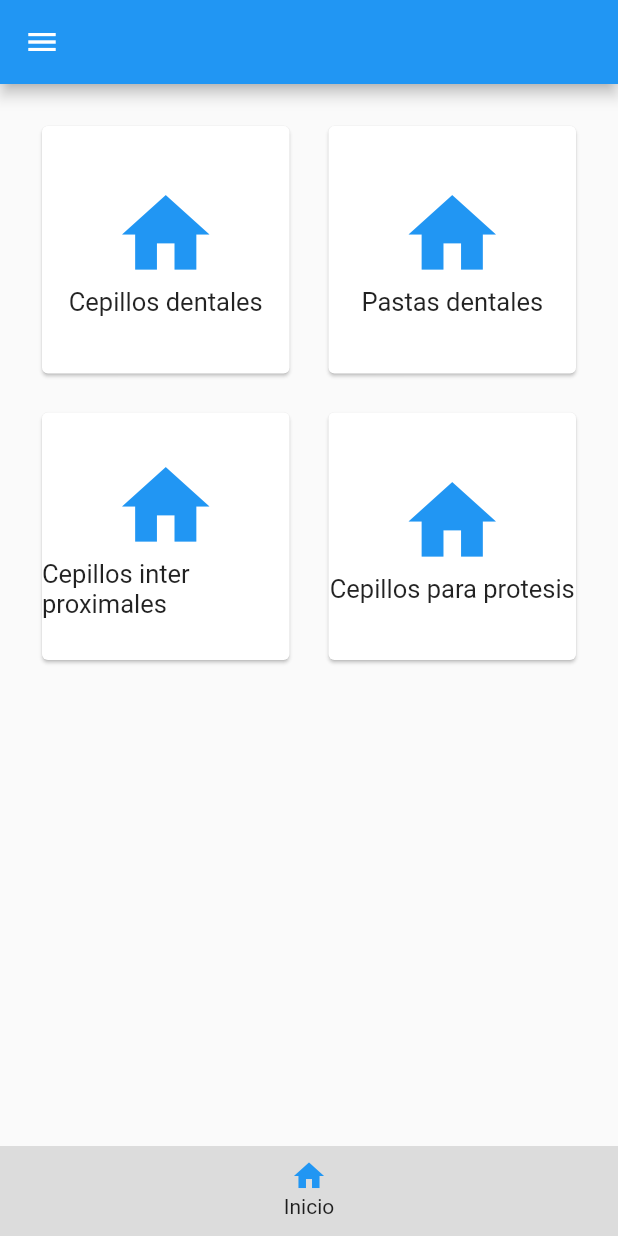
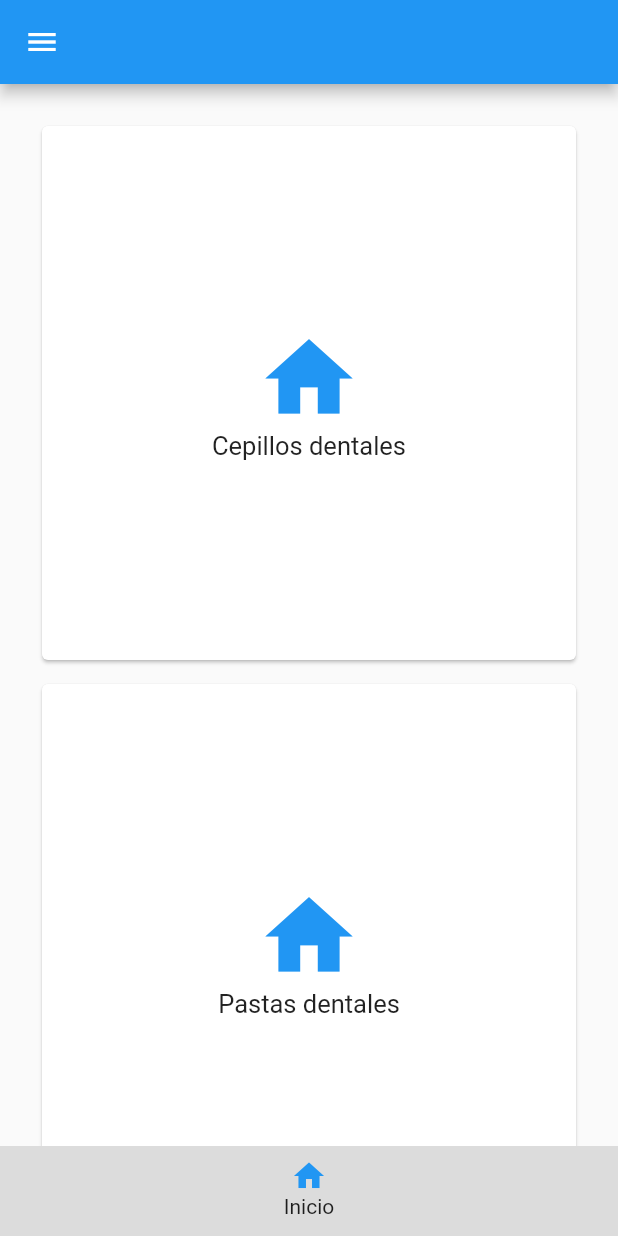
Before and after one commit to Tomasespinozagarrido/aplicacion_tesis, a Flutter app: the screen it shows after launch, on a phone screen of 412 x 824 dp. Run offline on Flutter 3.47's test engine with Material 2 defaults, Android fonts, the phone set to English and light mode, and no system bars.

Commit message:
Update utensilios.dart

```diff
--- a/app_tesis/lib/screens/utensilios.dart
+++ b/app_tesis/lib/screens/utensilios.dart
@@ -50,9 +50,9 @@ class InicioUtensilios extends StatelessWidget {
         SliverPadding(
           padding: const EdgeInsets.all(20),
           sliver: SliverGrid.count(
-            crossAxisSpacing: 10,
-            mainAxisSpacing: 10,
-            crossAxisCount: 2,
+            crossAxisSpacing: 0,
+            mainAxisSpacing: 0,
+            crossAxisCount: 1,
             children: <Widget>[
               MenuUtensilios(
                   title: 'Cepillos dentales',
@@ -107,8 +107,11 @@ class MenuUtensilios extends StatelessWidget {
 
   @override
   Widget build(BuildContext context) {
-    return Card(
-      margin: EdgeInsets.all(8.0),
+    return SizedBox(
+        height: 100,
+        child: Card(
+          semanticContainer: true,
+          margin: EdgeInsets.all(8),
           child: InkWell(
             onTap: () {
               PaginaActual = index;
@@ -136,7 +139,7 @@ class MenuUtensilios extends StatelessWidget {
               ),
             ),
           ),
-    );
+        ));
   }
 
   void setState(Null Function() param0) {}
```
Lines whose indentation alone changed are shown as unchanged.
